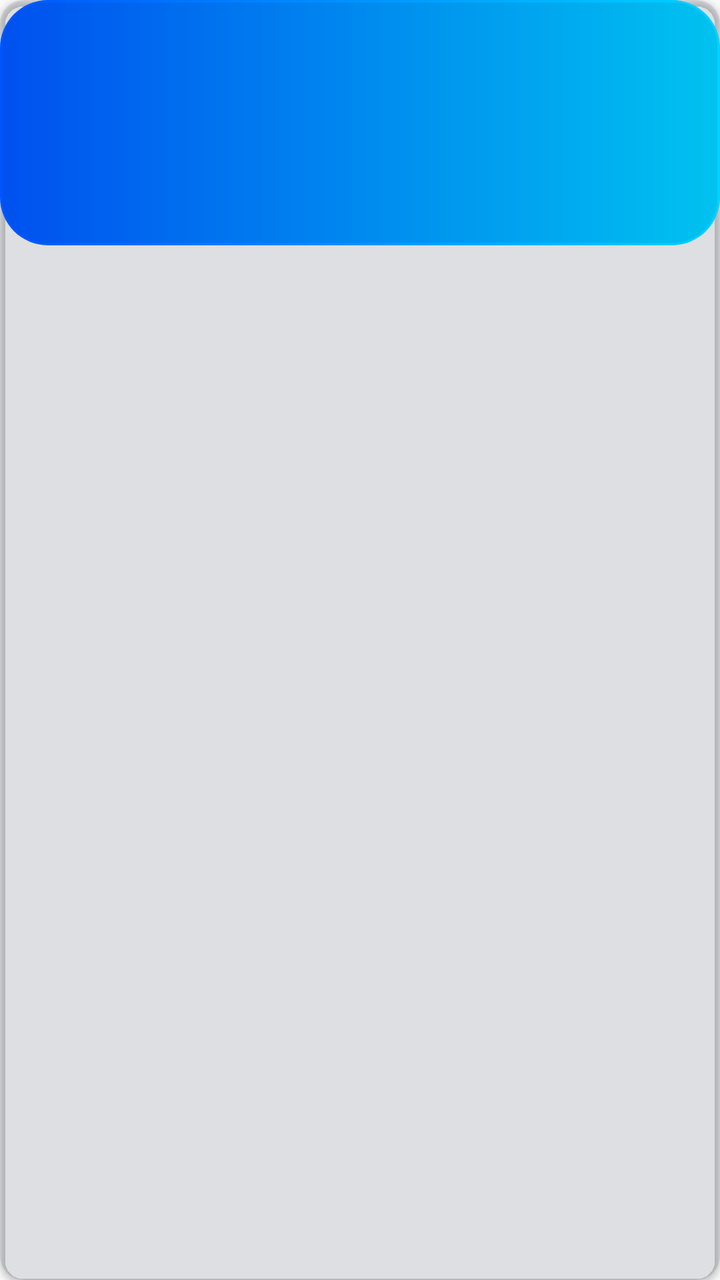
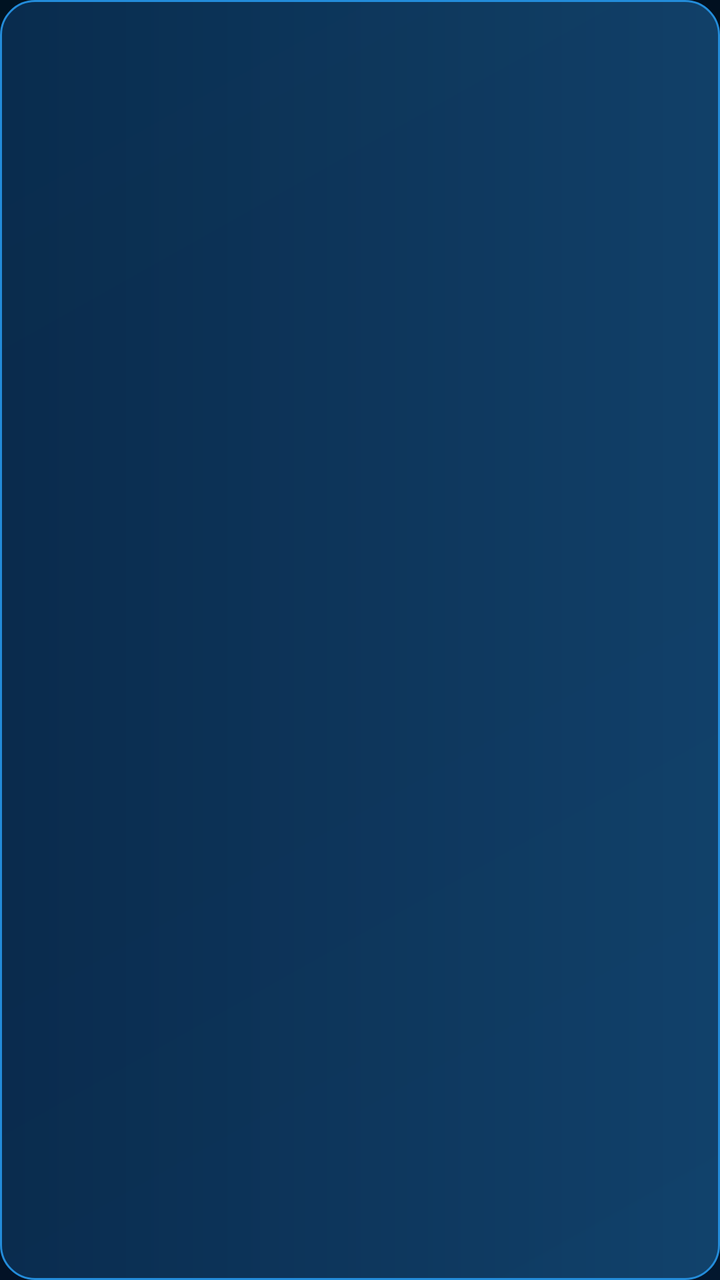

Two renders of the same Android screen: before a commit and after it. Below are the layout's source before the change and the commit's diff.
<!-- AndroidManifest.xml: application theme Theme.TransferApp -->
<!-- res/layout/layout_company_log_item.xml -->
<?xml version="1.0" encoding="utf-8"?>
<androidx.cardview.widget.CardView xmlns:android="http://schemas.android.com/apk/res/android"
    xmlns:app="http://schemas.android.com/apk/res-auto"
    android:layout_width="match_parent"
    android:layout_height="wrap_content"
    android:layout_marginBottom="8dp"
    app:cardBackgroundColor="@color/neon_glass_fill"
    app:cardCornerRadius="12dp"
    app:cardElevation="2dp">

    <LinearLayout
        android:layout_width="match_parent"
        android:layout_height="wrap_content"
        android:background="@drawable/bg_neon_glass_card"
        android:orientation="vertical"
        android:padding="16dp">

        <TextView
            android:id="@+id/tv_company_log_type"
            android:layout_width="match_parent"
            android:layout_height="wrap_content"
            android:textColor="@color/neon_cyan_bright"
            android:textSize="16sp"
            android:textStyle="bold" />

        <TextView
            android:id="@+id/tv_company_log_amount"
            android:layout_width="match_parent"
            android:layout_height="wrap_content"
            android:layout_marginTop="6dp"
            android:textColor="@color/neon_text"
            android:textSize="14sp" />

        <TextView
            android:id="@+id/tv_company_log_note"
            android:layout_width="match_parent"
            android:layout_height="wrap_content"
            android:layout_marginTop="4dp"
            android:textColor="@color/neon_cyan_bright"
            android:textSize="13sp" />

        <TextView
            android:id="@+id/tv_company_log_date"
            android:layout_width="match_parent"
            android:layout_height="wrap_content"
            android:layout_marginTop="6dp"
            android:textColor="@color/neon_cyan_bright"
            android:textSize="12sp" />
    </LinearLayout>
</androidx.cardview.widget.CardView>
<!-- resources referenced by this layout -->
<resources>
  <color name="neon_cyan_bright">#20D8FF</color>
  <color name="neon_glass_fill">#15002244</color>
  <color name="neon_text">#E6F7FF</color>
  <!-- drawable bg_neon_glass_card (drawable) -->
  <?xml version="1.0" encoding="utf-8"?>
  <layer-list xmlns:android="http://schemas.android.com/apk/res/android">
      <item android:left="2dp" android:top="5dp" android:right="2dp" android:bottom="0dp">
          <shape android:shape="rectangle">
              <solid android:color="@color/neon_card_shadow" />
              <corners android:radius="24dp" />
          </shape>
      </item>
      <item>
          <shape android:shape="rectangle">
              <gradient
                  android:angle="0"
                  android:startColor="@color/neon_blue"
                  android:endColor="@color/neon_cyan" />
              <corners android:radius="24dp" />
          </shape>
      </item>
      <item android:left="1.5dp" android:top="1.5dp" android:right="1.5dp" android:bottom="1.5dp">
          <shape android:shape="rectangle">
              <solid android:color="@color/neon_glass_fill" />
              <corners android:radius="22dp" />
          </shape>
      </item>
  </layer-list>
  <style name="Theme.TransferApp" parent="Theme.AppCompat.DayNight.NoActionBar">
          <item name="colorPrimary">@color/colorPrimary</item>
          <item name="colorPrimaryDark">@color/colorPrimaryDark</item>
          <item name="colorAccent">@color/cyan</item>
          <item name="colorControlActivated">@color/cyan</item>
          <item name="android:statusBarColor">@color/background</item>
          <item name="android:navigationBarColor">@color/background</item>
          <item name="android:windowLightStatusBar">false</item>
          <item name="android:windowLightNavigationBar">false</item>
      </style>
  <color name="neon_card_shadow">#0A0055FF</color>
  <color name="neon_blue">#0055FF</color>
  <color name="neon_cyan">#00D2FF</color>
  <color name="colorPrimary">#FF6B00</color>
  <color name="colorPrimaryDark">#E65100</color>
  <color name="cyan">#20D8FF</color>
  <color name="background">#020D1D</color>
</resources>

<!-- the commit's change to res/layout/layout_company_log_item.xml (unified diff, before → after) -->
@@ -1,50 +1,41 @@
 <?xml version="1.0" encoding="utf-8"?>
-<androidx.cardview.widget.CardView xmlns:android="http://schemas.android.com/apk/res/android"
-    xmlns:app="http://schemas.android.com/apk/res-auto"
+<LinearLayout xmlns:android="http://schemas.android.com/apk/res/android"
     android:layout_width="match_parent"
     android:layout_height="wrap_content"
     android:layout_marginBottom="8dp"
-    app:cardBackgroundColor="@color/neon_glass_fill"
-    app:cardCornerRadius="12dp"
-    app:cardElevation="2dp">
+    android:background="@drawable/bg_field"
+    android:orientation="vertical"
+    android:padding="14dp">
 
-    <LinearLayout
+    <TextView
+        android:id="@+id/tv_company_log_type"
         android:layout_width="match_parent"
         android:layout_height="wrap_content"
-        android:background="@drawable/bg_neon_glass_card"
-        android:orientation="vertical"
-        android:padding="16dp">
+        android:textColor="@color/cyan"
+        android:textSize="16sp"
+        android:textStyle="bold" />
 
-        <TextView
-            android:id="@+id/tv_company_log_type"
-            android:layout_width="match_parent"
-            android:layout_height="wrap_content"
-            android:textColor="@color/neon_cyan_bright"
-            android:textSize="16sp"
-            android:textStyle="bold" />
+    <TextView
+        android:id="@+id/tv_company_log_amount"
+        android:layout_width="match_parent"
+        android:layout_height="wrap_content"
+        android:layout_marginTop="4dp"
+        android:textColor="@color/text_primary"
+        android:textSize="14sp" />
 
-        <TextView
-            android:id="@+id/tv_company_log_amount"
-            android:layout_width="match_parent"
-            android:layout_height="wrap_content"
-            android:layout_marginTop="6dp"
-            android:textColor="@color/neon_text"
-            android:textSize="14sp" />
+    <TextView
+        android:id="@+id/tv_company_log_note"
+        android:layout_width="match_parent"
+        android:layout_height="wrap_content"
+        android:layout_marginTop="2dp"
+        android:textColor="@color/text_secondary"
+        android:textSize="13sp" />
 
-        <TextView
-            android:id="@+id/tv_company_log_note"
-            android:layout_width="match_parent"
-            android:layout_height="wrap_content"
-            android:layout_marginTop="4dp"
-            android:textColor="@color/neon_cyan_bright"
-            android:textSize="13sp" />
-
-        <TextView
-            android:id="@+id/tv_company_log_date"
-            android:layout_width="match_parent"
-            android:layout_height="wrap_content"
-            android:layout_marginTop="6dp"
-            android:textColor="@color/neon_cyan_bright"
-            android:textSize="12sp" />
-    </LinearLayout>
-</androidx.cardview.widget.CardView>
+    <TextView
+        android:id="@+id/tv_company_log_date"
+        android:layout_width="match_parent"
+        android:layout_height="wrap_content"
+        android:layout_marginTop="4dp"
+        android:textColor="@color/text_secondary"
+        android:textSize="12sp" />
+</LinearLayout>
<!-- resource entries referenced after the edit -->
@@ -1,33 +1,5 @@
 <!-- resources referenced by this layout -->
 <resources>
-  <color name="neon_cyan_bright">#20D8FF</color>
-  <color name="neon_glass_fill">#15002244</color>
-  <color name="neon_text">#E6F7FF</color>
-  <!-- drawable bg_neon_glass_card (drawable) -->
-  <?xml version="1.0" encoding="utf-8"?>
-  <layer-list xmlns:android="http://schemas.android.com/apk/res/android">
-      <item android:left="2dp" android:top="5dp" android:right="2dp" android:bottom="0dp">
-          <shape android:shape="rectangle">
-              <solid android:color="@color/neon_card_shadow" />
-              <corners android:radius="24dp" />
-          </shape>
-      </item>
-      <item>
-          <shape android:shape="rectangle">
-              <gradient
-                  android:angle="0"
-                  android:startColor="@color/neon_blue"
-                  android:endColor="@color/neon_cyan" />
-              <corners android:radius="24dp" />
-          </shape>
-      </item>
-      <item android:left="1.5dp" android:top="1.5dp" android:right="1.5dp" android:bottom="1.5dp">
-          <shape android:shape="rectangle">
-              <solid android:color="@color/neon_glass_fill" />
-              <corners android:radius="22dp" />
-          </shape>
-      </item>
-  </layer-list>
   <style name="Theme.TransferApp" parent="Theme.AppCompat.DayNight.NoActionBar">
           <item name="colorPrimary">@color/colorPrimary</item>
           <item name="colorPrimaryDark">@color/colorPrimaryDark</item>
@@ -37,13 +9,67 @@
           <item name="android:navigationBarColor">@color/background</item>
           <item name="android:windowLightStatusBar">false</item>
           <item name="android:windowLightNavigationBar">false</item>
+          <item name="android:windowBackground">@drawable/bg_screen</item>
+          <item name="alertDialogTheme">@style/Theme.TransferApp.Dialog</item>
+          <item name="android:alertDialogTheme">@style/Theme.TransferApp.Dialog</item>
       </style>
-  <color name="neon_card_shadow">#0A0055FF</color>
-  <color name="neon_blue">#0055FF</color>
-  <color name="neon_cyan">#00D2FF</color>
-  <color name="colorPrimary">#FF6B00</color>
-  <color name="colorPrimaryDark">#E65100</color>
+  <color name="colorPrimary">#20D8FF</color>
+  <color name="colorPrimaryDark">#128BFF</color>
   <color name="cyan">#20D8FF</color>
+  <color name="text_primary">#E8F6FF</color>
+  <color name="text_secondary">#8EC8F4</color>
+  <!-- drawable bg_field (drawable) -->
+  <?xml version="1.0" encoding="utf-8"?>
+  <shape xmlns:android="http://schemas.android.com/apk/res/android"
+      android:shape="rectangle">
+      <corners android:radius="17dp" />
+      <gradient
+          android:angle="0"
+          android:startColor="#CF0B3157"
+          android:endColor="#D0144B79" />
+      <stroke
+          android:width="1dp"
+          android:color="#238CDA" />
+  </shape>
   <color name="background">#020D1D</color>
+  <!-- drawable bg_screen (drawable) -->
+  <?xml version="1.0" encoding="utf-8"?>
+  <shape xmlns:android="http://schemas.android.com/apk/res/android"
+      android:shape="rectangle">
+      <gradient
+          android:angle="135"
+          android:startColor="#03172E"
+          android:centerColor="#020D1D"
+          android:endColor="#001322" />
+  </shape>
+  <style name="Theme.TransferApp.Dialog" parent="Theme.AppCompat.Dialog.Alert">
+          <item name="android:windowBackground">@drawable/bg_panel</item>
+          <item name="colorAccent">@color/cyan</item>
+          <item name="android:textColorPrimary">@color/text_primary</item>
+          <item name="android:textColorSecondary">@color/text_secondary</item>
+          <item name="android:textColor">@color/text_primary</item>
+          <item name="buttonBarPositiveButtonStyle">@style/DialogBarButton</item>
+          <item name="buttonBarNegativeButtonStyle">@style/DialogBarButton</item>
+          <item name="buttonBarNeutralButtonStyle">@style/DialogBarButton</item>
+      </style>
+  <!-- drawable bg_panel (drawable) -->
+  <?xml version="1.0" encoding="utf-8"?>
+  <shape xmlns:android="http://schemas.android.com/apk/res/android"
+      android:shape="rectangle">
+      <corners android:radius="20dp" />
+      <gradient
+          android:angle="135"
+          android:startColor="#B20A2948"
+          android:endColor="#A2041930" />
+      <stroke
+          android:width="1dp"
+          android:color="#3E91D8" />
+  </shape>
+  <style name="DialogBarButton" parent="Widget.AppCompat.Button.Borderless">
+          <item name="android:textColor">@color/cyan</item>
+          <item name="android:textAllCaps">false</item>
+          <item name="android:textSize">16sp</item>
+          <item name="android:textStyle">bold</item>
+      </style>
 </resources>
 
